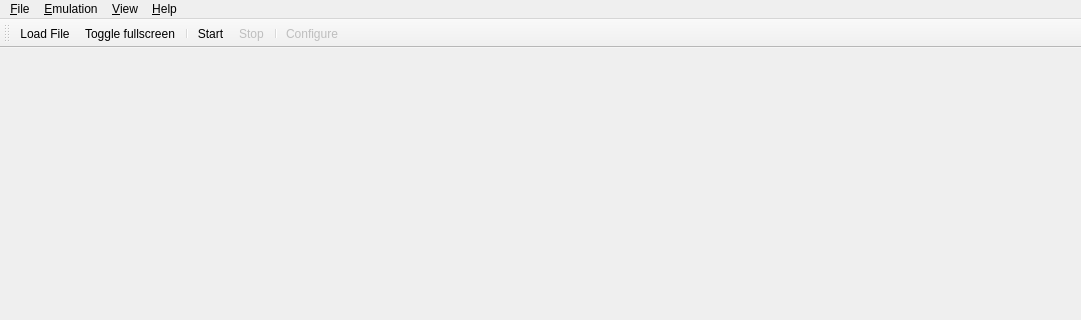
The window that src/citra_qt/main.ui (dampih/citra2) describes before a commit, drawn with Qt 5; both pictures show x 0 to 1081 and y 0 to 320 of the 1081 by 730 pixel window.
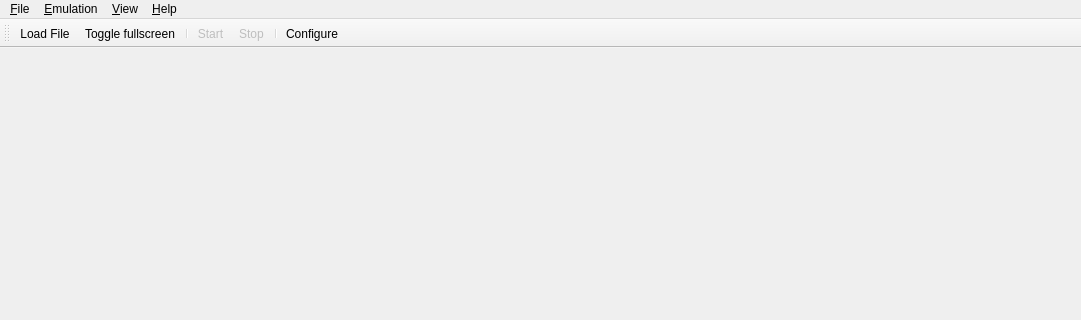
The same window after the commit. Icons and pictures are not drawn.

Commit message: citra-qt : Implementing toolbar events

```diff
--- a/src/citra_qt/main.ui
+++ b/src/citra_qt/main.ui
@@ -103,13 +103,16 @@
    <addaction name="menu_Help"/>
   </widget>
   <widget class="QToolBar" name="toolbar">
+   <property name="enabled">
+    <bool>true</bool>
+   </property>
    <property name="windowTitle">
     <string>Toolbar</string>
    </property>
    <property name="iconSize">
     <size>
-     <width>30</width>
-     <height>28</height>
+     <width>35</width>
+     <height>30</height>
     </size>
    </property>
    <property name="floatable">
@@ -248,6 +251,9 @@
    </property>
   </action>
   <action name="action_Toolbar_Start_Pause">
+   <property name="enabled">
+    <bool>false</bool>
+   </property>
    <property name="icon">
     <iconset resource="../../dist/toolbar_icons/toolbar_icons.qrc">
      <normaloff>:/toolbar_icons/rc/start.png</normaloff>:/toolbar_icons/rc/start.png</iconset>
@@ -276,7 +282,7 @@
   </action>
   <action name="action_Toolbar_Configure">
    <property name="enabled">
-    <bool>false</bool>
+    <bool>true</bool>
    </property>
    <property name="icon">
     <iconset resource="../../dist/toolbar_icons/toolbar_icons.qrc">
```
The commit also changes 2 other files.
